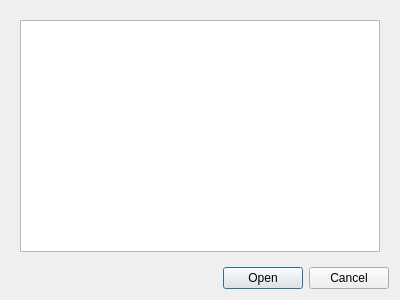
Above: braviz/interaction/qt_guis/load_sub_sample_dialog.ui from diego0020/braviz-app before the change. Below: the same form after it.
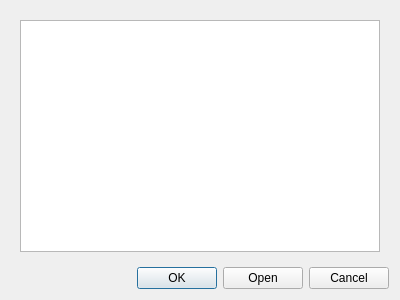
That is the form after the change.

Commit message:
Created buttons in the sample selection dialogs for better dealing with temporal subsamples. It is necessary to connect them. Also facilities for listening for subsample changes in the parent need to be implemented.
Addresses #63

Diff of the .ui file:
```diff
--- a/braviz/interaction/qt_guis/load_sub_sample_dialog.ui
+++ b/braviz/interaction/qt_guis/load_sub_sample_dialog.ui
@@ -60,7 +60,7 @@
       <enum>Qt::Horizontal</enum>
      </property>
      <property name="standardButtons">
-      <set>QDialogButtonBox::Cancel|QDialogButtonBox::Open</set>
+      <set>QDialogButtonBox::Cancel|QDialogButtonBox::Ok|QDialogButtonBox::Open</set>
      </property>
     </widget>
    </item>
```
The commit also changes 9 other files.
